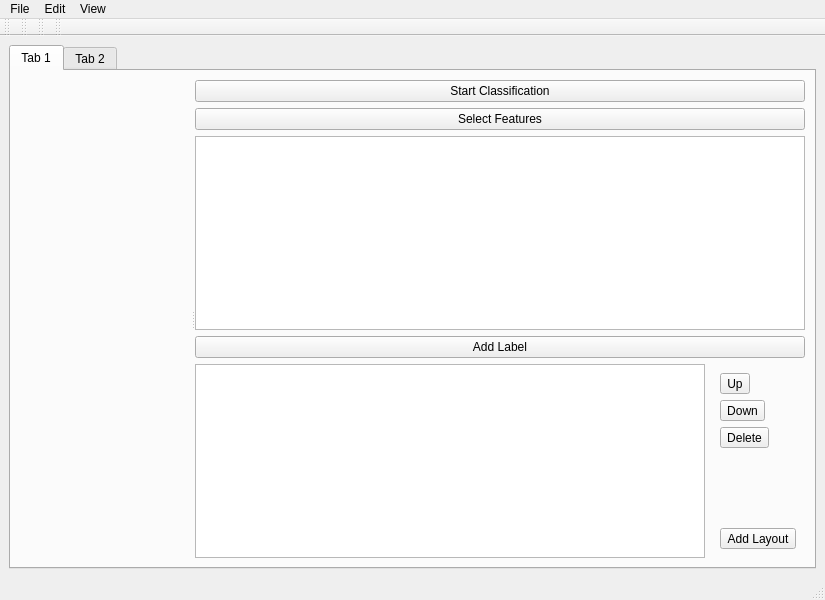
Old version of the form designerElements/MainWindow.ui in the repository ilastik/ilastik.
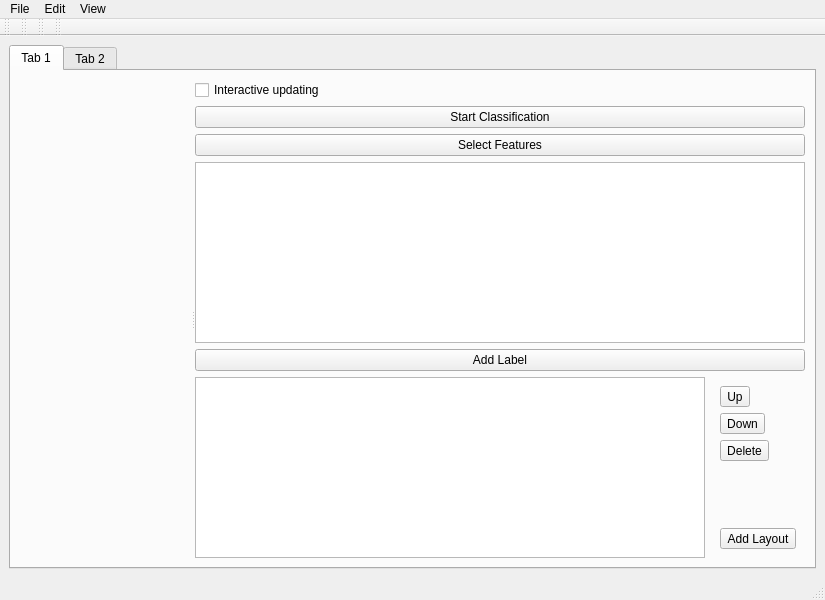
New version of the form. Icons and pictures are not drawn. Custom widgets are drawn as their Qt base class.

The edit to the form file:
```diff
--- a/designerElements/MainWindow.ui
+++ b/designerElements/MainWindow.ui
@@ -33,6 +33,16 @@
           <widget class="VolumeEditorWidget" name="volumeEditorWidget"/>
           <widget class="QWidget" name="layoutWidget">
            <layout class="QVBoxLayout" name="verticalLayout_2">
+            <item>
+             <widget class="QCheckBox" name="checkInteractive">
+              <property name="enabled">
+               <bool>true</bool>
+              </property>
+              <property name="text">
+               <string>Interactive updating</string>
+              </property>
+             </widget>
+            </item>
             <item>
              <widget class="QPushButton" name="StartClassificationButton">
               <property name="text">
```
